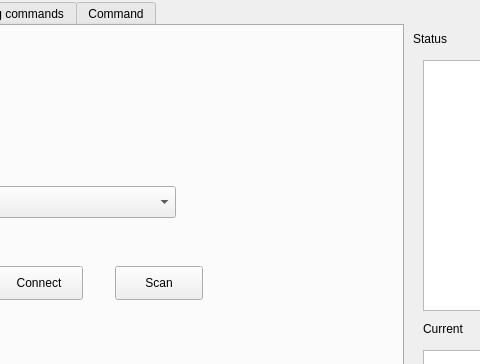
arjun1299/PancreasGUI, file basic.ui: the form before one commit; both pictures show x 197 to 677 and y 0 to 364 of the 1004 by 594 pixel window.
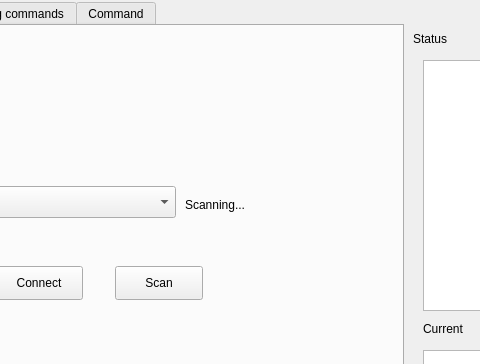
The form after the commit.

Commit message: Multithreading was implemented for the first time during the scanning function to show the loading wheel. Bluetooth scanning successfully implemented

What changed in the file:
```diff
--- a/basic.ui
+++ b/basic.ui
@@ -17,7 +17,10 @@
    </sizepolicy>
   </property>
   <property name="windowTitle">
-   <string>MainWindow</string>
+   <string>Insulin Delivery</string>
+  </property>
+  <property name="autoFillBackground">
+   <bool>false</bool>
   </property>
   <widget class="QWidget" name="centralwidget">
    <widget class="QTabWidget" name="tabWidget">
@@ -72,6 +75,19 @@
        <string>Scan</string>
       </property>
      </widget>
+     <widget class="QLabel" name="scanLbl">
+      <property name="geometry">
+       <rect>
+        <x>380</x>
+        <y>170</y>
+        <width>111</width>
+        <height>17</height>
+       </rect>
+      </property>
+      <property name="text">
+       <string>Scanning...</string>
+      </property>
+     </widget>
     </widget>
     <widget class="QWidget" name="PrimingTab">
      <attribute name="title">
```
The commit also changes 20 other files.
